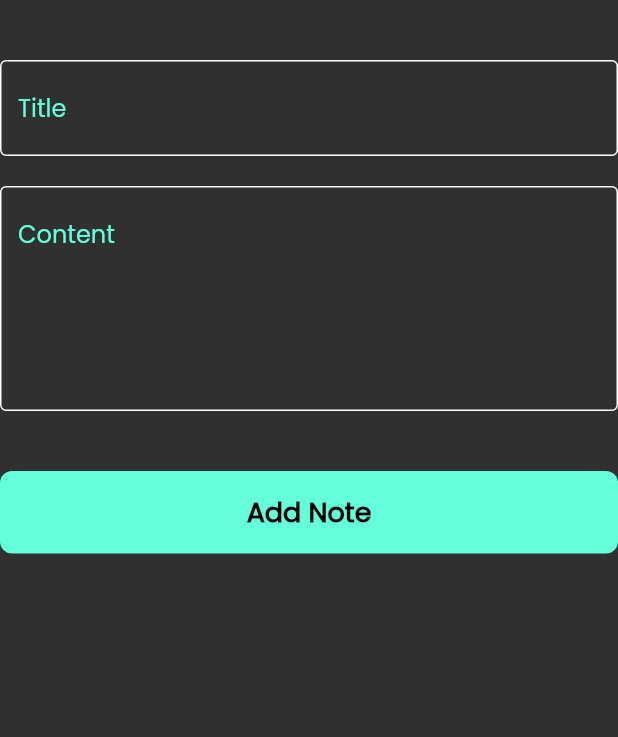
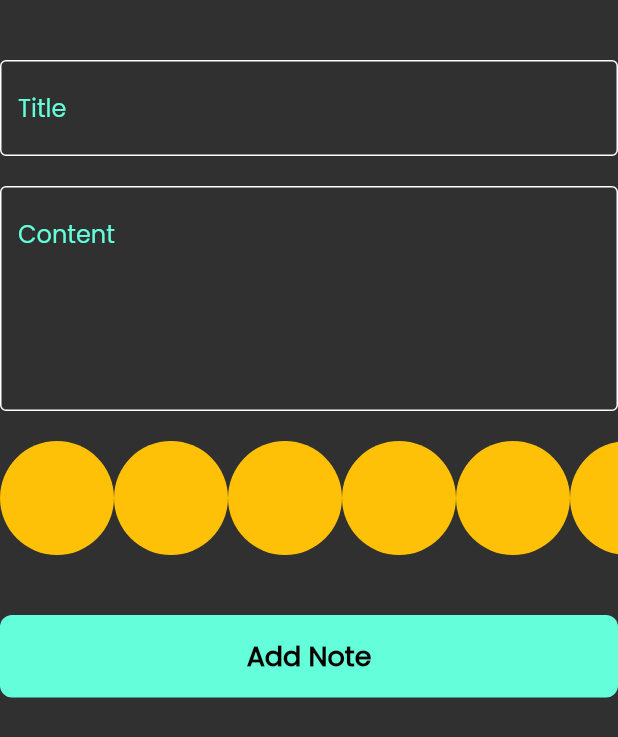
Before and after one commit to mecodeur/notes2_app, a Flutter app: the AddNoteForm widget shown alone on an empty page, opened directly, on a phone screen of 412 x 824 dp. Shown: the top 737 px of the screen. Run offline on Flutter 3.47's test engine with Material 2 defaults, Android fonts, the phone set to English and light mode, and no system bars; our stand-ins replace bloc, flutter_bloc, font_awesome_flutter, hive, hive_flutter; accounts and stored records are empty.

Commit message:
create colors listview part 1

```diff
--- a/lib/widgets/add_note_form.dart
+++ b/lib/widgets/add_note_form.dart
@@ -3,6 +3,7 @@ import 'package:flutter_bloc/flutter_bloc.dart';
 import 'package:notes2_app/cubits/add_note_cubit/add_note_cubit.dart';
 import 'package:notes2_app/models/note_model.dart';
 import 'package:intl/intl.dart';
+import 'colors_list_view.dart';
 import 'custom_button.dart';
 import 'custom_text_field.dart';
 
@@ -43,6 +44,8 @@ class _AddNoteFormState extends State<AddNoteForm> {
             hintText: 'Content',
             maxLines: 5,
           ),
+          SizedBox(height: 20),
+          ColorsListView(),
           SizedBox(height: 40),
           BlocBuilder<AddNoteCubit, AddNoteState>(
             builder: (context, state) {
--- /dev/null
+++ b/lib/widgets/colors_list_view.dart
@@ -0,0 +1,30 @@
+import 'package:flutter/material.dart';
+
+class ColorsListView extends StatelessWidget {
+  const ColorsListView({Key? key}) : super(key: key);
+
+  @override
+  Widget build(BuildContext context) {
+    return SizedBox(
+      height: 38 * 2,
+      child: ListView.builder(
+          scrollDirection: Axis.horizontal,
+          itemCount: 10,
+          itemBuilder: (context, index){
+            return ColorItem();
+          }),
+    );
+  }
+}
+
+class ColorItem extends StatelessWidget {
+  const ColorItem({Key? key}) : super(key: key);
+
+  @override
+  Widget build(BuildContext context) {
+    return CircleAvatar(
+      backgroundColor: Colors.amber,
+      radius: 38,
+    );
+  }
+}
```
